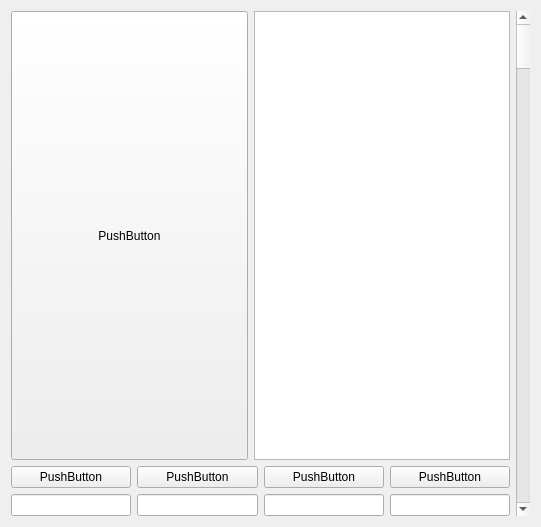
Qt form fenetre_accueil.ui (MarieNDB/projet-4-cinoche) before a commit.
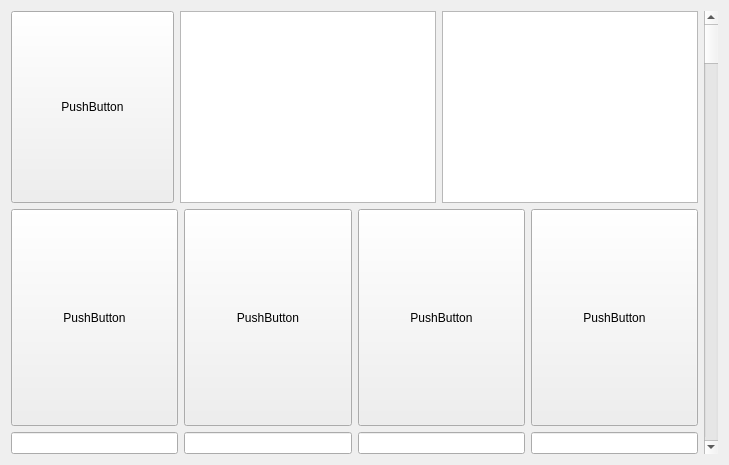
The same form after that commit.

Commit message:
fenetre attente fini
continué accueil

What changed in the file:
```diff
--- a/fenetre_accueil.ui
+++ b/fenetre_accueil.ui
@@ -6,17 +6,17 @@
    <rect>
     <x>0</x>
     <y>0</y>
-    <width>541</width>
-    <height>527</height>
+    <width>729</width>
+    <height>465</height>
    </rect>
   </property>
   <property name="windowTitle">
    <string>Form</string>
   </property>
-  <layout class="QGridLayout" name="gridLayout_2">
+  <layout class="QGridLayout" name="gridLayout_3">
    <item row="0" column="0">
-    <layout class="QVBoxLayout" name="verticalLayout">
-     <item>
+    <layout class="QGridLayout" name="gridLayout_2">
+     <item row="0" column="0">
       <layout class="QHBoxLayout" name="horizontalLayout">
        <property name="sizeConstraint">
         <enum>QLayout::SetDefaultConstraint</enum>
@@ -24,7 +24,7 @@
        <item>
         <widget class="QPushButton" name="pb_film_affiche">
          <property name="sizePolicy">
-          <sizepolicy hsizetype="Expanding" vsizetype="MinimumExpanding">
+          <sizepolicy hsizetype="Expanding" vsizetype="Minimum">
            <horstretch>0</horstretch>
            <verstretch>0</verstretch>
           </sizepolicy>
@@ -35,14 +35,37 @@
         </widget>
        </item>
        <item>
-        <widget class="QTextEdit" name="te_info"/>
+        <widget class="QTextEdit" name="te_info_film_affiche">
+         <property name="sizePolicy">
+          <sizepolicy hsizetype="Expanding" vsizetype="Minimum">
+           <horstretch>0</horstretch>
+           <verstretch>0</verstretch>
+          </sizepolicy>
+         </property>
+        </widget>
+       </item>
+       <item>
+        <widget class="QTextEdit" name="te_info_cinema">
+         <property name="sizePolicy">
+          <sizepolicy hsizetype="Preferred" vsizetype="Minimum">
+           <horstretch>0</horstretch>
+           <verstretch>0</verstretch>
+          </sizepolicy>
+         </property>
+        </widget>
        </item>
       </layout>
      </item>
-     <item>
+     <item row="1" column="0">
       <layout class="QGridLayout" name="gridLayout">
        <item row="0" column="2">
-        <widget class="QPushButton" name="pushButton_3">
+        <widget class="QPushButton" name="pb_film2">
+         <property name="sizePolicy">
+          <sizepolicy hsizetype="MinimumExpanding" vsizetype="MinimumExpanding">
+           <horstretch>0</horstretch>
+           <verstretch>0</verstretch>
+          </sizepolicy>
+         </property>
          <property name="text">
           <string>PushButton</string>
          </property>
@@ -55,7 +78,25 @@
         <widget class="QLineEdit" name="lineEdit_3"/>
        </item>
        <item row="0" column="0">
-        <widget class="QPushButton" name="pushButton_2">
+        <widget class="QPushButton" name="pb_film1">
+         <property name="sizePolicy">
+          <sizepolicy hsizetype="Expanding" vsizetype="MinimumExpanding">
+           <horstretch>0</horstretch>
+           <verstretch>0</verstretch>
+          </sizepolicy>
+         </property>
+         <property name="maximumSize">
+          <size>
+           <width>16777208</width>
+           <height>16777215</height>
+          </size>
+         </property>
+         <property name="focusPolicy">
+          <enum>Qt::ClickFocus</enum>
+         </property>
+         <property name="contextMenuPolicy">
+          <enum>Qt::PreventContextMenu</enum>
+         </property>
          <property name="text">
           <string>PushButton</string>
          </property>
@@ -65,14 +106,26 @@
         <widget class="QLineEdit" name="lineEdit"/>
        </item>
        <item row="0" column="5">
-        <widget class="QPushButton" name="pushButton_5">
+        <widget class="QPushButton" name="pb_film4">
+         <property name="sizePolicy">
+          <sizepolicy hsizetype="Minimum" vsizetype="Expanding">
+           <horstretch>0</horstretch>
+           <verstretch>0</verstretch>
+          </sizepolicy>
+         </property>
          <property name="text">
           <string>PushButton</string>
          </property>
         </widget>
        </item>
        <item row="0" column="3">
-        <widget class="QPushButton" name="pushButton_4">
+        <widget class="QPushButton" name="pb_film3">
+         <property name="sizePolicy">
+          <sizepolicy hsizetype="Minimum" vsizetype="MinimumExpanding">
+           <horstretch>0</horstretch>
+           <verstretch>0</verstretch>
+          </sizepolicy>
+         </property>
          <property name="text">
           <string>PushButton</string>
          </property>
@@ -85,7 +138,7 @@
      </item>
     </layout>
    </item>
-   <item row="0" column="2">
+   <item row="0" column="1">
     <widget class="QScrollBar" name="verticalScrollBar">
      <property name="orientation">
       <enum>Qt::Vertical</enum>
```
The commit also changes 5 other files.
